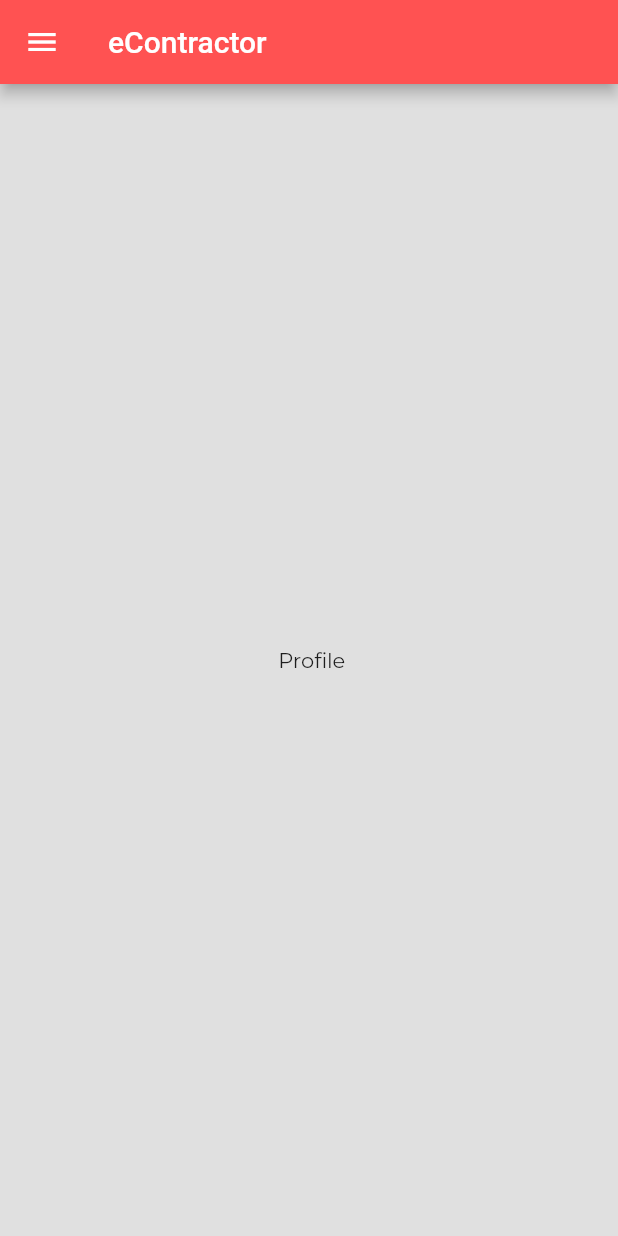
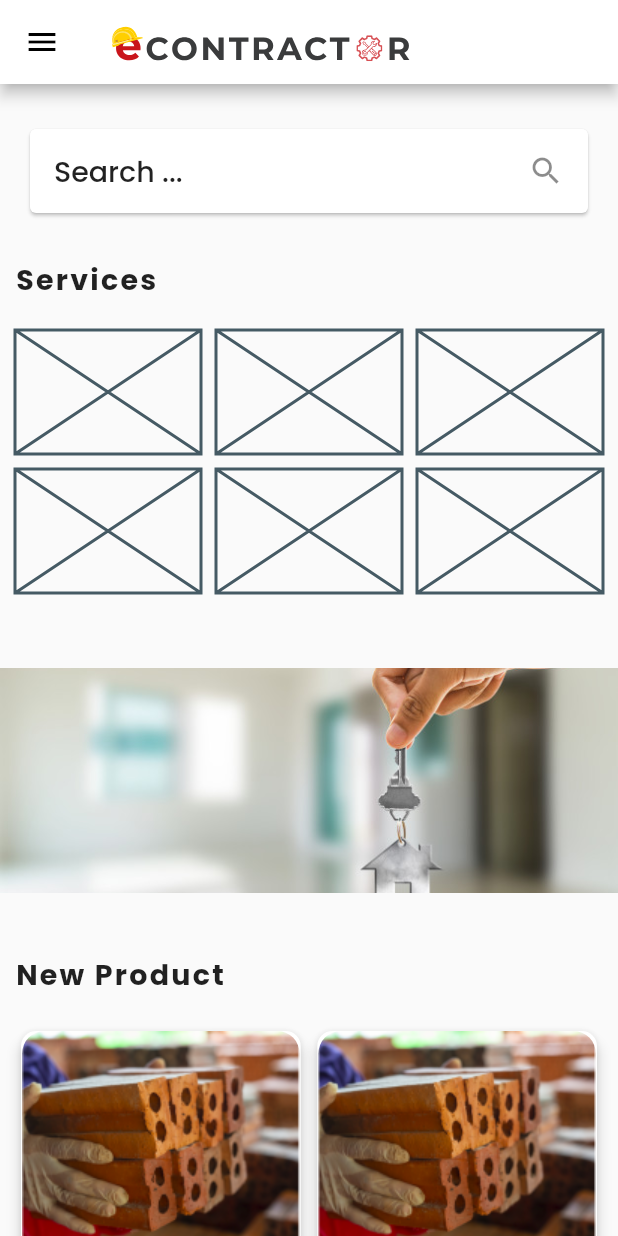
Before and after one commit to Faisal1135/econtractor, a Flutter app: the screen it shows after launch, after a tap on "Sign In", on a phone screen of 412 x 824 dp. Run offline on Flutter 3.47's test engine with Material 2 defaults, Android fonts, the phone set to English and light mode, and no system bars; our stand-ins replace flutter_form_builder, flutter_riverpod, flutter_svg, getwidget, google_fonts.

Commit message:
home&profile_append

```diff
--- /dev/null
+++ b/lib/const_and_final.dart
@@ -0,0 +1,10 @@
+import 'package:econtractor/pages/login.dart';
+import 'package:econtractor/pages/profile_page.dart';
+import 'package:econtractor/pages/profile_screen.dart';
+
+final widgetList = [
+  MainHomeScreen(),
+  ProfileScreen(),
+  LoginScreen(),
+  LoginScreen(),
+];
--- a/lib/main.dart
+++ b/lib/main.dart
@@ -1,5 +1,6 @@
 import 'package:econtractor/pages/home_screen.dart';
 import 'package:econtractor/pages/login.dart';
+import 'package:econtractor/pages/profile_screen.dart';
 import 'package:econtractor/pages/register_screen.dart';
 import 'package:flutter/foundation.dart';
 import 'package:flutter/material.dart';
@@ -22,8 +23,9 @@ class MyApp extends StatelessWidget {
       title: 'eContractor',
       theme: ThemeData(
         textTheme: ThemeData.light().textTheme.copyWith(
-            bodyText1: GoogleFonts.poppins(),
-            bodyText2: GoogleFonts.montserrat()),
+              bodyText1: GoogleFonts.poppins(),
+              bodyText2: GoogleFonts.montserrat(),
+            ),
         primaryColor: Colors.redAccent,
         accentColor: Colors.pink,
         visualDensity: VisualDensity.adaptivePlatformDensity,
@@ -32,7 +34,8 @@ class MyApp extends StatelessWidget {
       routes: {
         RegisterScreen.routeName: (context) => RegisterScreen(),
         LoginScreen.routeName: (context) => LoginScreen(),
-        HomeScreen.routeName: (context) => HomeScreen()
+        HomeScreen.routeName: (context) => HomeScreen(),
+        ProfileScreen.routeName: (context) => ProfileScreen()
       },
     );
   }
--- /dev/null
+++ b/lib/models/data.dart
@@ -0,0 +1,9 @@
+import 'package:econtractor/models/product_model.dart';
+
+final List<Product> productData = [
+  Product(
+      id: DateTime.now().microsecondsSinceEpoch.toString(),
+      productName: "kHON ",
+      elements: "DHORJR",
+      imagePath: "assets/images/product1.dart")
+];
--- /dev/null
+++ b/lib/models/product_model.dart
@@ -0,0 +1,28 @@
+import 'package:flutter/foundation.dart';
+
+class Product {
+  final String id;
+  final String productName;
+  final String elements;
+  final String imagePath;
+
+  Product(
+      {@required this.id,
+      @required this.productName,
+      @required this.elements,
+      @required this.imagePath});
+
+  Product copyWith({
+    String id,
+    String productName,
+    String elements,
+    String imagePath,
+  }) {
+    return Product(
+      id: id ?? this.id,
+      productName: productName ?? this.productName,
+      elements: elements ?? this.elements,
+      imagePath: imagePath ?? this.imagePath,
+    );
+  }
+}
--- a/lib/pages/menu_page.dart
+++ b/lib/pages/menu_page.dart
@@ -180,5 +180,9 @@ class MenuItem {
   final IconData icon;
   final int index;
 
-  const MenuItem(this.title, this.icon, this.index);
+  const MenuItem(
+    this.title,
+    this.icon,
+    this.index,
+  );
 }
--- a/lib/pages/page_structure.dart
+++ b/lib/pages/page_structure.dart
@@ -1,13 +1,11 @@
 import 'dart:math' show pi;
 
+import 'package:econtractor/const_and_final.dart';
 import 'package:econtractor/riverpod/page.dart';
 import 'package:econtractor/widgets/drawer.dart';
 import 'package:flutter_riverpod/all.dart';
-
-import './home_screen.dart';
-import 'package:flutter/cupertino.dart';
-import 'package:flutter/foundation.dart';
 import 'package:flutter/material.dart';
+import 'package:flutter_svg/flutter_svg.dart';
 
 class PageStructure extends ConsumerWidget {
   final String title;
@@ -29,23 +27,23 @@ class PageStructure extends ConsumerWidget {
   Widget build(BuildContext context, ScopedReader watch) {
     final angle = ZoomDrawer.isRTL() ? 180 * pi / 180 : 0.0;
     final _currentPage = context.read(currentPageProvider.state);
-    final container = Container(
-      color: Colors.grey[300],
-      child: Center(
-        child: Text(" ${HomeScreen.mainMenu[_currentPage].title}"),
-      ),
-    );
-    final color = Theme.of(context).accentColor;
-    final style = TextStyle(color: color);
+    final size = MediaQuery.of(context).size;
 
     return Scaffold(
       appBar: AppBar(
-        title: Text('eContractor'),
+        backgroundColor: Colors.white,
+        title: Container(
+          width: size.width / 2,
+          child: SvgPicture.asset(
+            "assets/icons/logo.svg",
+          ),
+        ),
         leading: Transform.rotate(
           angle: angle,
           child: IconButton(
             icon: Icon(
               Icons.menu,
+              color: Colors.black,
             ),
             onPressed: () {
               ZoomDrawer.of(context).toggle();
@@ -53,9 +51,7 @@ class PageStructure extends ConsumerWidget {
           ),
         ),
       ),
-      body: Center(
-        child: container,
-      ),
+      body: widgetList.elementAt(_currentPage),
     );
   }
 }
--- /dev/null
+++ b/lib/pages/profile_page.dart
@@ -0,0 +1,85 @@
+import 'package:econtractor/widgets/productItem.dart';
+import 'package:flutter/material.dart';
+
+class MainHomeScreen extends StatelessWidget {
+  @override
+  Widget build(BuildContext context) {
+    final textThm = Theme.of(context).textTheme;
+    return ListView(
+      children: [
+        Container(
+          margin: EdgeInsets.only(top: 30),
+          child: Card(
+            margin: EdgeInsets.symmetric(horizontal: 20),
+            child: ListTile(
+              leading: Text(
+                'Search ...',
+                style: textThm.bodyText1.copyWith(
+                  fontSize: 19,
+                ),
+              ),
+              trailing: Icon(Icons.search),
+            ),
+          ),
+        ),
+        SizedBox(
+          height: 20,
+        ),
+        Container(
+          child: Text(
+            'Services',
+            style: textThm.bodyText1.copyWith(
+                fontSize: 19, fontWeight: FontWeight.bold, letterSpacing: 1.5),
+          ),
+          padding: EdgeInsets.all(10),
+        ),
+        Padding(
+          padding: const EdgeInsets.all(10.0),
+          child: GridView.count(
+            crossAxisCount: 3,
+            mainAxisSpacing: 10,
+            crossAxisSpacing: 10,
+            childAspectRatio: 3 / 2,
+            primary: false,
+            shrinkWrap: true,
+            children: List.generate(6, (index) => Placeholder()),
+          ),
+        ),
+        SizedBox(
+          height: 40,
+        ),
+        Image.asset(
+          "assets/images/house_key.jpg",
+          fit: BoxFit.cover,
+          height: 150,
+        ),
+        SizedBox(
+          height: 30,
+        ),
+        Container(
+          child: Text(
+            'New Product',
+            style: textThm.bodyText1.copyWith(
+                fontSize: 19, fontWeight: FontWeight.w700, letterSpacing: 1.5),
+          ),
+          padding: EdgeInsets.all(10),
+        ),
+        Padding(
+          padding: const EdgeInsets.all(10.0),
+          child: GridView.count(
+            crossAxisCount: 2,
+            mainAxisSpacing: 3,
+            crossAxisSpacing: 3,
+            childAspectRatio: 10 / 12,
+            primary: false,
+            shrinkWrap: true,
+            children: List.generate(
+              6,
+              (index) => ProductItem(),
+            ),
+          ),
+        ),
+      ],
+    );
+  }
+}
--- /dev/null
+++ b/lib/widgets/productItem.dart
@@ -0,0 +1,44 @@
+import 'package:flutter/material.dart';
+import 'package:google_fonts/google_fonts.dart';
+
+class ProductItem extends StatelessWidget {
+  @override
+  Widget build(BuildContext context) {
+    return InkWell(
+      onTap: () {},
+      child: Card(
+        shape: RoundedRectangleBorder(borderRadius: BorderRadius.circular(10)),
+        elevation: 4,
+        child: Column(
+          mainAxisAlignment: MainAxisAlignment.spaceBetween,
+          children: <Widget>[
+            ClipRRect(
+              borderRadius: BorderRadius.only(
+                topLeft: Radius.circular(15),
+                topRight: Radius.circular(15),
+              ),
+              child: Image.asset(
+                "assets/images/brick.png",
+                fit: BoxFit.cover,
+              ),
+            ),
+            Text(
+              'Khokhon Traders ',
+              overflow: TextOverflow.ellipsis,
+              style: GoogleFonts.poppins(fontWeight: FontWeight.w600),
+            ),
+            Text(
+              'Bricks Cemets',
+              overflow: TextOverflow.ellipsis,
+              softWrap: true,
+              style: GoogleFonts.poppins(fontSize: 13),
+            ),
+            SizedBox(
+              height: 5,
+            )
+          ],
+        ),
+      ),
+    );
+  }
+}
--- a/lib/widgets/rounded_button.dart
+++ b/lib/widgets/rounded_button.dart
@@ -9,6 +9,7 @@ class RoundedButton extends StatelessWidget {
 
   @override
   Widget build(BuildContext context) {
+    final size = MediaQuery.of(context).size;
     return Padding(
       padding: EdgeInsets.symmetric(vertical: 16.0),
       child: Material(
@@ -17,7 +18,7 @@ class RoundedButton extends StatelessWidget {
         borderRadius: BorderRadius.circular(10),
         child: MaterialButton(
           onPressed: onPressed,
-          minWidth: 330.0,
+          minWidth: size.width * 0.6,
           height: 42.0,
           child: Text(
             title,
```
Also changed, not shown: lib/pages/profile_screen.dart (added, +108 -0 lines), assets/images/brick.png (added), assets/images/house_key.jpg (added).
